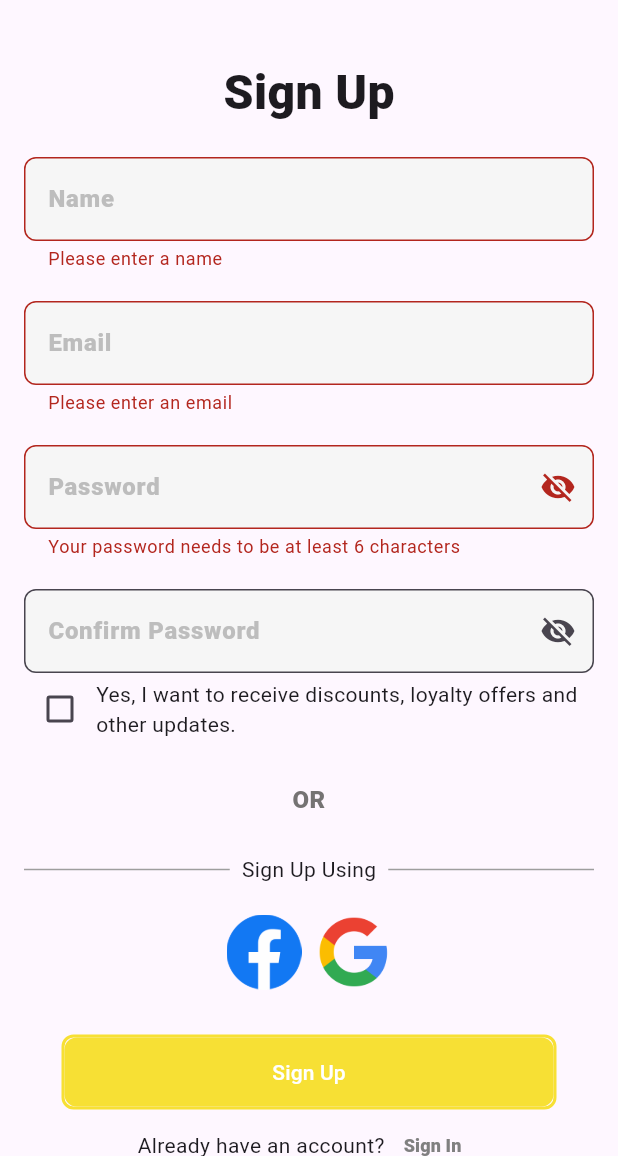
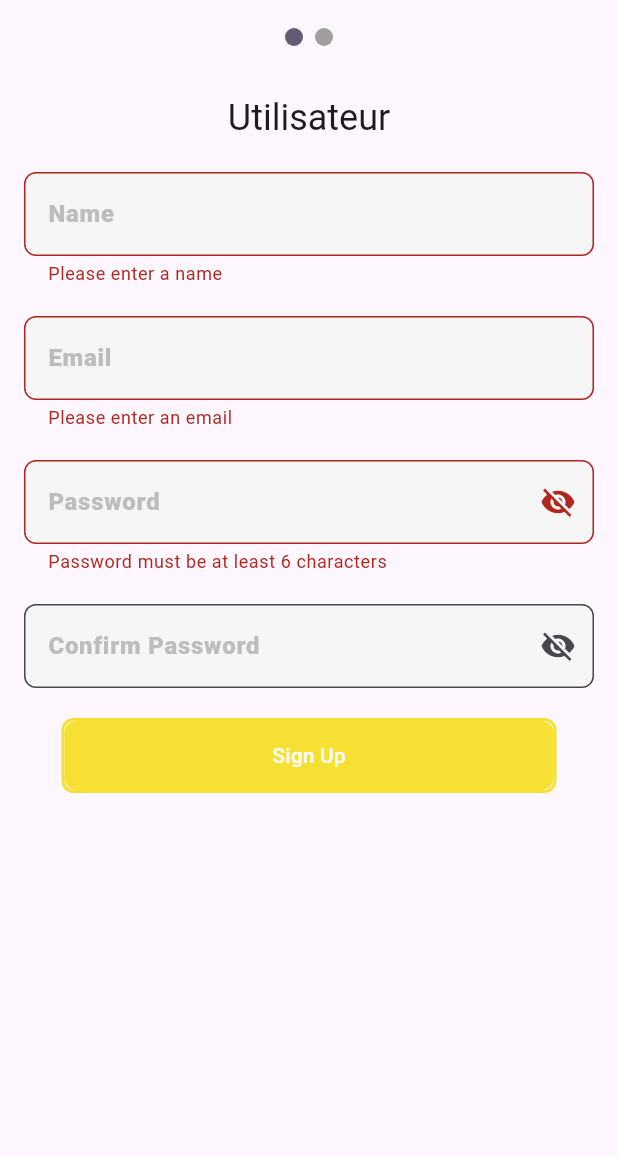
Before and after one commit to AchrafHajAhmed/hanout, a Flutter app: the SignUp screen opened directly, after a tap on "Sign Up", on a phone screen of 412 x 824 dp, the part 80-1236 px from its top. Run offline on Flutter 3.47's test engine with Material 3 defaults, Android fonts, the light colour scheme and no system bars; drawn by our look-alikes of page_view_dot_indicator; our stand-ins replace cloud_firestore, firebase_auth, firebase_core, firebase_storage, geocoding, geolocator and 4 more; missing offline and left inert: flutter_facebook_auth, square_in_app_payments; accounts and stored records are empty.

Commit message:
ajouter sign up commercants

```diff
--- a/lib/screen/authentification/sign_up.dart
+++ b/lib/screen/authentification/sign_up.dart
@@ -1,10 +1,13 @@
+import 'dart:io';
 import 'package:flutter/material.dart';
-import 'package:hanout/screen/authentification/log_in.dart';
+import 'package:image_picker/image_picker.dart';
 import 'package:hanout/widget/text_button.dart';
 import 'package:hanout/screen/services/auth.dart';
 import 'package:hanout/widget/text_form_field.dart';
 import 'package:hanout/widget/elevated_button.dart';
-import 'package:hanout/screen/acceuil.dart';
+import 'package:page_view_dot_indicator/page_view_dot_indicator.dart';
+import 'package:firebase_storage/firebase_storage.dart';
+import 'package:hanout/screen/authentification/log_in.dart';
 
 class SignUp extends StatefulWidget {
   @override
@@ -13,226 +16,234 @@ class SignUp extends StatefulWidget {
 
 class _SignUpState extends State<SignUp> {
   final Auth _auth = Auth();
-  final GlobalKey<FormState> _formKey = GlobalKey<FormState>();
-  String? _email, _password, _name, _confirmPassword;
-  final TextEditingController _passwordController = TextEditingController();
+  final PageController _pageController = PageController();
+  final GlobalKey<FormState> _userFormKey = GlobalKey<FormState>();
+  final GlobalKey<FormState> _merchantFormKey = GlobalKey<FormState>();
+
+  TextEditingController _userNameController = TextEditingController();
+  TextEditingController _userEmailController = TextEditingController();
+  TextEditingController _userPasswordController = TextEditingController();
+  TextEditingController _userConfirmPasswordController = TextEditingController();
+  TextEditingController _merchantNameController = TextEditingController();
+  TextEditingController _merchantEmailController = TextEditingController();
+  TextEditingController _merchantPhoneController = TextEditingController();
+  TextEditingController _merchantFiscalController = TextEditingController();
+  TextEditingController _merchantPasswordController = TextEditingController();
+  TextEditingController _merchantConfirmPasswordController = TextEditingController();
+
+  // Image picking
+  final ImagePicker _picker = ImagePicker();
+  File? _idCardImage;
+  File? _fiscalCardImage;
+
   bool _isLoading = false;
-  bool? isChecked = false;
+  int _currentPage = 0;
 
-  void _signInWithGoogle() async {
+  Future<void> _pickImages() async {
+    final pickedIdCardImage = await _picker.pickImage(source: ImageSource.gallery);
+    final pickedFiscalCardImage = await _picker.pickImage(source: ImageSource.gallery);
+
     setState(() {
-      _isLoading = true;
+      _idCardImage = pickedIdCardImage != null ? File(pickedIdCardImage.path) : null;
+      _fiscalCardImage = pickedFiscalCardImage != null ? File(pickedFiscalCardImage.path) : null;
     });
-    try {
-      final userCredential = await _auth.signInWithGoogle();
-      if (userCredential != null) {
-        Navigator.pushReplacement(context, MaterialPageRoute(builder: (context) => Acceuil()));
-      } else {
-        ScaffoldMessenger.of(context).showSnackBar(SnackBar(content: Text('Google Sign-In cancelled')));
   }
-    } catch (e) {
-      ScaffoldMessenger.of(context).showSnackBar(SnackBar(content: Text('Error signing in with Google: $e')));
-    } finally {
-      setState(() {
-        _isLoading = false;
-      });
+
+  Future<void> _uploadImages(String userId) async {
+    if (_idCardImage != null) {
+      await FirebaseStorage.instance
+          .ref('merchants/$userId/idCard.jpg')
+          .putFile(_idCardImage!);
+    }
+    if (_fiscalCardImage != null) {
+      await FirebaseStorage.instance
+          .ref('merchants/$userId/fiscalCard.jpg')
+          .putFile(_fiscalCardImage!);
     }
   }
 
-  @override
-  void dispose() {
-    _passwordController.dispose();
-    super.dispose();
+  Future<void> _handleSignUp(bool isMerchant) async {
+    final formState = isMerchant ? _merchantFormKey.currentState : _userFormKey.currentState;
+    if (formState!.validate()) {
+      formState.save();
+      setState(() => _isLoading = true);
+      try {
+        final userCredential = isMerchant ?
+        await _auth.createMerchant(
+          _merchantNameController.text,
+          _merchantEmailController.text,
+          _merchantPhoneController.text,
+          _merchantFiscalController.text,
+          _merchantPasswordController.text,
+        ) :
+        await _auth.createUserWithEmailAndPassword(_userEmailController.text, _userPasswordController.text);
+        if (userCredential != null) {
+          await _uploadImages(userCredential.user!.uid);
+
+          await _auth.addImagesToMerchant(
+            userCredential.user!.uid,
+            _idCardImage != null ? 'idCard.jpg' : '',
+            _fiscalCardImage != null ? 'fiscalCard.jpg' : '',
+          );
+
+          Navigator.pushReplacement(context, MaterialPageRoute(builder: (context) => SignIn()));
         }
+      } catch (e) {
+        ScaffoldMessenger.of(context).showSnackBar(SnackBar(content: Text('Sign-Up failed: $e')));
+      } finally {
+        setState(() => _isLoading = false);
+      }
+    }
+  }
+
 
   @override
   Widget build(BuildContext context) {
     return Scaffold(
       appBar: AppBar(
         centerTitle: true,
-        title: Image.asset('assets/logo.png',
-          height: 50,),
+        title: Image.asset('assets/logo.png', height: 50),
       ),
-      body: SingleChildScrollView(
-        padding: const EdgeInsets.all(16.0),
-        child: Form(
-          key: _formKey,
-          child: Column(
-            children: <Widget>[
-              SizedBox(height: 20),
-              const Text (
-                'Sign Up',
-                style:  TextStyle(
-                  fontFamily: 'Roboto',
-                  fontWeight: FontWeight.w900,
-                  fontSize: 32.0,
-                ),
-              ),
-              SizedBox(height: 20),
-              MyTextFormField(
-                hintText: 'Name',
-                onSaved: (input) => _name = input,
-                validator: (input) =>
-                input == null || input.isEmpty ? 'Please enter a name' : null,
-              ),
-              SizedBox(height: 20),
-              MyTextFormField(
-                hintText: 'Email',
-                onSaved: (input) => _email = input,
-                validator: (input) =>
-                input == null || input.isEmpty ? 'Please enter an email' : null,
-              ),
-              SizedBox(height: 20),
-              MyTextFormField(
-                controller: _passwordController,
-                hintText: 'Password',
-                onSaved: (input) => _password = input,
-                validator: (input) => input == null || input.length < 6
-                    ? 'Your password needs to be at least 6 characters'
-                    : null,
-                obscureText: true,
-              ),
-              SizedBox(height: 20),
-              MyTextFormField(
-                hintText: 'Confirm Password',
-                validator: (input) =>
-                input != _passwordController.text ? 'Passwords do not match' : null,
-                obscureText: true,
-              ),
-            Row(
-              mainAxisSize: MainAxisSize.min,
-              children: <Widget>[
-                Checkbox(
-                  value: isChecked,
-                  onChanged: (bool? value) {
-                    setState(() {
-                      isChecked = value!;
-                    });
-                  },
-                  checkColor: Colors.white,
-                  activeColor: Colors.black,
-                ),
-                SizedBox(height: 20,),
-                const Expanded(
-                  child: Text(
-                    'Yes, I want to receive discounts, loyalty offers and other updates.',
-                    style: TextStyle(
-                    ),
+      body: Column(
+        children: [
+          _buildPageIndicator(),
+          Expanded(
+            child: PageView(
+              controller: _pageController,
+              onPageChanged: (index) => setState(() => _currentPage = index),
+              children: [
+                _buildUserForm(),
+                _buildMerchantForm(),
+              ],
             ),
           ),
         ],
       ),
-              SizedBox(height: 25),
-              Text('OR',
-                  style: TextStyle(color: Color(0xFF757373),
-                    fontFamily: 'Roboto',
-                    fontWeight: FontWeight.w900,
-                    fontSize: 16.0,
+    );
+  }
+
+  Widget _buildPageIndicator() {
+    return Container(
+      alignment: Alignment.center,
+      padding: EdgeInsets.symmetric(vertical: 16.0),
+      child: PageViewDotIndicator(
+        currentItem: _currentPage,
+        count: 2,
+        unselectedColor: Colors.grey,
+        selectedColor: Theme.of(context).colorScheme.secondary,
       ),
-                  textAlign: TextAlign.center),
-              SizedBox(height: 25),
-              const Row(
+    );
+  }
+
+  Widget _buildUserForm() {
+    return SingleChildScrollView(
+      padding: const EdgeInsets.all(16.0),
+      child: Form(
+        key: _userFormKey,
+        child: Column(
           children: <Widget>[
-                  Expanded(
-                    child: Divider(
-                      thickness: 1,
-                      color: Colors.grey,
+            Text('Utilisateur', style: Theme.of(context).textTheme.headline5),
+            SizedBox(height: 20),
+            MyTextFormField(
+              controller: _userNameController,
+              hintText: 'Name',
+              validator: (input) => input != null && input.isNotEmpty ? null : 'Please enter a name',
+            ),
+            SizedBox(height: 20),
+            MyTextFormField(
+              controller: _userEmailController,
+              hintText: 'Email',
+              validator: (input) => input != null && input.isNotEmpty ? null : 'Please enter an email',
+            ),
+            SizedBox(height: 20),
+            MyTextFormField(
+              controller: _userPasswordController,
+              hintText: 'Password',
+              obscureText: true,
+              validator: (input) => input != null && input.length >= 6 ? null : 'Password must be at least 6 characters',
+            ),
+            SizedBox(height: 20),
+            MyTextFormField(
+              controller: _userConfirmPasswordController,
+              hintText: 'Confirm Password',
+              obscureText: true,
+              validator: (input) => input != null && input == _userPasswordController.text ? null : 'Passwords do not match',
+            ),
+            SizedBox(height: 20),
+            MyElevatedButton(
+              buttonText: 'Sign Up',
+              onPressed: () => _handleSignUp(false),
+            ),
+          ],
+
         ),
       ),
-                  Padding(
-                      padding: const EdgeInsets.symmetric(horizontal: 8.0),
-                      child:
+    );
 
-                      Text('Sign Up Using')),
-                  Expanded(
-                    child: Divider(
-                      thickness: 1,
-                      color: Colors.grey,
+  }
+
+  Widget _buildMerchantForm() {
+    return SingleChildScrollView(
+      padding: const EdgeInsets.all(16.0),
+      child: Form(
+        key: _merchantFormKey,
+        child: Column(
+          children: <Widget>[
+            Text('Commerçant', style: Theme.of(context).textTheme.headline5),
+            SizedBox(height: 20),
+            MyTextFormField(
+              controller: _merchantNameController,
+              hintText: 'Name',
+              validator: (input) => input != null && input.isNotEmpty ? null : 'Please enter a name',
             ),
+            SizedBox(height: 20),
+            MyTextFormField(
+              controller: _merchantEmailController,
+              hintText: 'Email',
+              validator: (input) => input != null && input.isNotEmpty ? null : 'Please enter an email',
+            ),
+            SizedBox(height: 20),
+            MyTextFormField(
+              controller: _merchantPhoneController,
+              hintText: 'Phone Number',
+              validator: (input) => input != null && input.isNotEmpty ? null : 'Please enter a phone number',
+            ),
+            SizedBox(height: 20),
+            MyTextFormField(
+              controller: _merchantFiscalController,
+              hintText: 'Fiscal Number',
+              validator: (input) => input != null && input.isNotEmpty ? null : 'Please enter a fiscal number',
+            ),
+            SizedBox(height: 20),
+            MyTextFormField(
+              controller: _merchantPasswordController,
+              hintText: 'Password',
+              obscureText: true,
+              validator: (input) => input != null && input.length >= 6 ? null : 'Password must be at least 6 characters',
+            ),
+            SizedBox(height: 20),
+            MyTextFormField(
+              controller: _merchantConfirmPasswordController,
+              hintText: 'Confirm Password',
+              obscureText: true,
+              validator: (input) => input != null && input == _merchantPasswordController.text ? null : 'Passwords do not match',
+            ),
+            SizedBox(height: 20),
+            TextButton(
+              onPressed: _pickImages,
+              child: Text('Upload ID and Fiscal Card'),
+            ),
+            _idCardImage != null ? Text(_idCardImage!.path.split('/').last) : SizedBox(),
+            _fiscalCardImage != null ? Text(_fiscalCardImage!.path.split('/').last) : SizedBox(),
+            SizedBox(height: 20),
+            MyElevatedButton(
+              buttonText: 'Sign Up',
+              onPressed: () => _handleSignUp(true),
             ),
           ],
-              ),
-              SizedBox(height: 20),
-              Row(
-                mainAxisAlignment: MainAxisAlignment.center,
-                children: [
-                  GestureDetector(
-                    onTap: () async {
-                      setState(() {
-                        _isLoading = false;
-                      });
-                      final userCredential = await _auth.signInWithFacebook();
-                      if (userCredential != null) {
-                        Navigator.pushReplacement(context, MaterialPageRoute(builder: (context) => Acceuil()));
-                      } else {
-                        ScaffoldMessenger.of(context).showSnackBar(SnackBar(content: Text('Facebook Sign-In cancelled or failed')));
-                      }
-                      setState(() {
-                        _isLoading = false;
-                      });
-                    },
-                    child: Image.asset('assets/facebook.png', height: 50),
-                  ),
-                  const SizedBox(width: 10,),
-                  GestureDetector(
-                    onTap: () async {
-                      setState(() {
-                        _isLoading = false;
-                      });
-                      final userCredential = await _auth.signInWithGoogle();
-                      if (userCredential != null) {
-                        Navigator.pushReplacement(context, MaterialPageRoute(builder: (context) => Acceuil()));
-                      } else {
-                        ScaffoldMessenger.of(context).showSnackBar(SnackBar(content: Text('Google Sign-In cancelled or failed')));
-                      }
-                      setState(() {
-                        _isLoading = false;
-                      });
-                    },
-                    child: Image.asset('assets/google.png', height: 50),
-                  ),
-                ],
-              ),
-              SizedBox(height: 30,),
-              MyElevatedButton(
-                buttonText: 'Sign Up',
-                onPressed: () async {
-                  SignUp();
-                },
-              ),
-              Row(
-                  mainAxisAlignment: MainAxisAlignment.center,
-                  children: [
-                    Text('Already have an account?'),
-                    MyTextButton(
-                      buttonText:'Sign In',
-                      onPressed: () {
-                        Navigator.pushReplacement(context, MaterialPageRoute(builder: (context) => SignIn()));
-                      },
-                    ),])
-            ],
-          ),
         ),
       ),
     );
   }
 
-  void SignUp() async {
-    if (_formKey.currentState != null && _formKey.currentState!.validate()) {
-      _formKey.currentState!.save();
-      try {
-        var userCredential = await _auth.createUserWithEmailAndPassword(
-          _email!,
-          _password!,
-        );
-        String userUid = userCredential.user!.uid;
-        await _auth.addUserToFirestore(userUid, _name!, _email!);
-        Navigator.pushReplacement(context, MaterialPageRoute(builder: (context) => SignIn()));
-      } catch (e) {
-        ScaffoldMessenger.of(context).showSnackBar(
-          SnackBar(content: Text(e.toString())),
-        );
 }
-    }
-  }
-}
```
Lines whose indentation alone changed are shown as unchanged.
